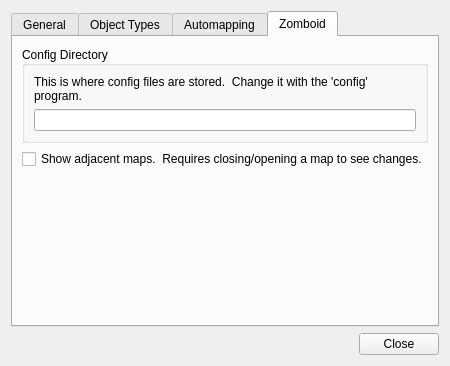
Above: src/tiled/preferencesdialog.ui from timbaker/tiled before the change. Below: the same form after it.
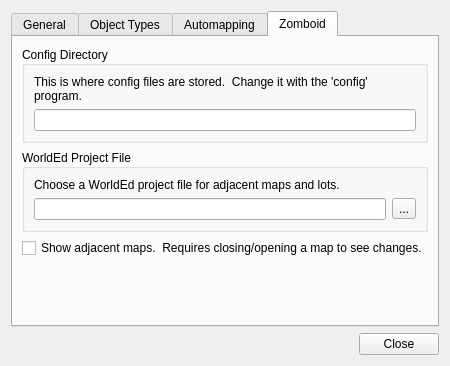
That is the form after the change. Icons and pictures are not drawn. Custom widgets are drawn as their Qt base class.

Commit message:
TileZed reads WorldEd project for to determine adjacent maps.
A single WorldEd project file may be specified in the preferences dialog.
When loading a map to edit, the project file is checked to see if the map
is a cell's map.  If so, that information is used to determine which maps
are adjacent.

What changed in the file:
```diff
--- a/src/tiled/preferencesdialog.ui
+++ b/src/tiled/preferencesdialog.ui
@@ -371,6 +371,58 @@
          </layout>
         </widget>
        </item>
+       <item>
+        <widget class="QGroupBox" name="configBox_2">
+         <property name="sizePolicy">
+          <sizepolicy hsizetype="Preferred" vsizetype="Preferred">
+           <horstretch>0</horstretch>
+           <verstretch>0</verstretch>
+          </sizepolicy>
+         </property>
+         <property name="title">
+          <string>WorldEd Project File</string>
+         </property>
+         <property name="alignment">
+          <set>Qt::AlignLeading|Qt::AlignLeft|Qt::AlignVCenter</set>
+         </property>
+         <layout class="QVBoxLayout" name="verticalLayout_8">
+          <item>
+           <widget class="QLabel" name="label_6">
+            <property name="text">
+             <string>Choose a WorldEd project file for adjacent maps and lots.</string>
+            </property>
+            <property name="wordWrap">
+             <bool>true</bool>
+            </property>
+           </widget>
+          </item>
+          <item>
+           <layout class="QHBoxLayout" name="configLayout_2">
+            <item>
+             <widget class="QLineEdit" name="worldedFile">
+              <property name="sizePolicy">
+               <sizepolicy hsizetype="Expanding" vsizetype="Preferred">
+                <horstretch>0</horstretch>
+                <verstretch>0</verstretch>
+               </sizepolicy>
+              </property>
+              <property name="readOnly">
+               <bool>true</bool>
+              </property>
+             </widget>
+            </item>
+            <item>
+             <widget class="QToolButton" name="worldedBrowse">
+              <property name="text">
+               <string>...</string>
+              </property>
+             </widget>
+            </item>
+           </layout>
+          </item>
+         </layout>
+        </widget>
+       </item>
        <item>
         <widget class="QCheckBox" name="showAdjacent">
          <property name="text">
```
The commit also changes 25 other files.
